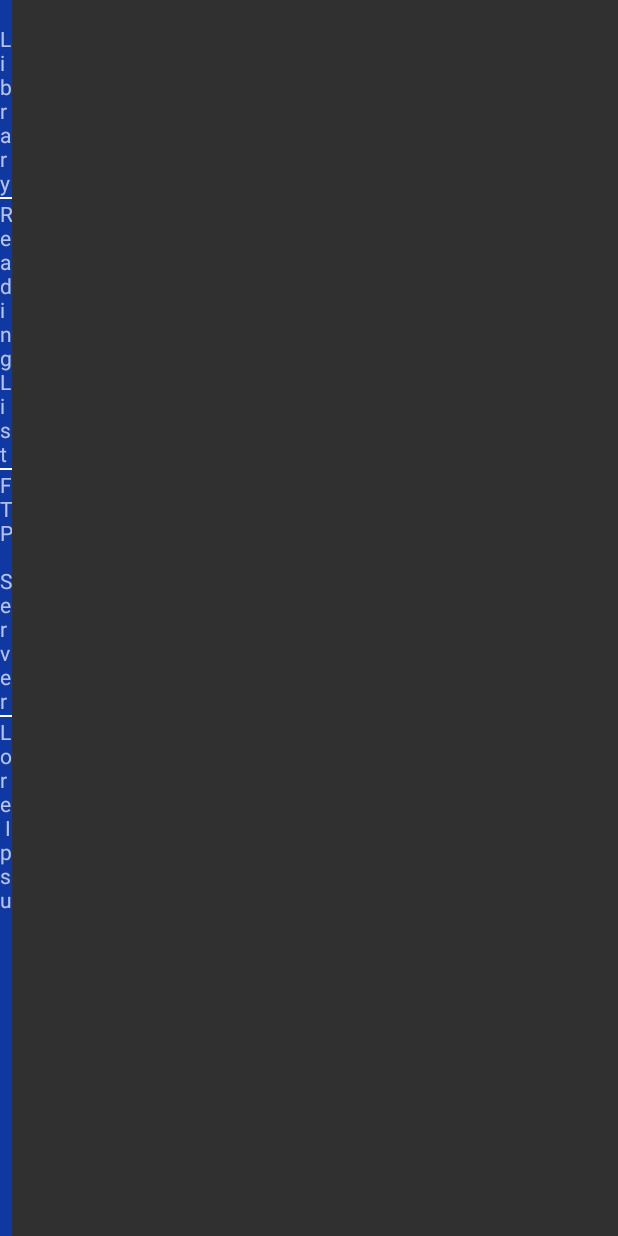
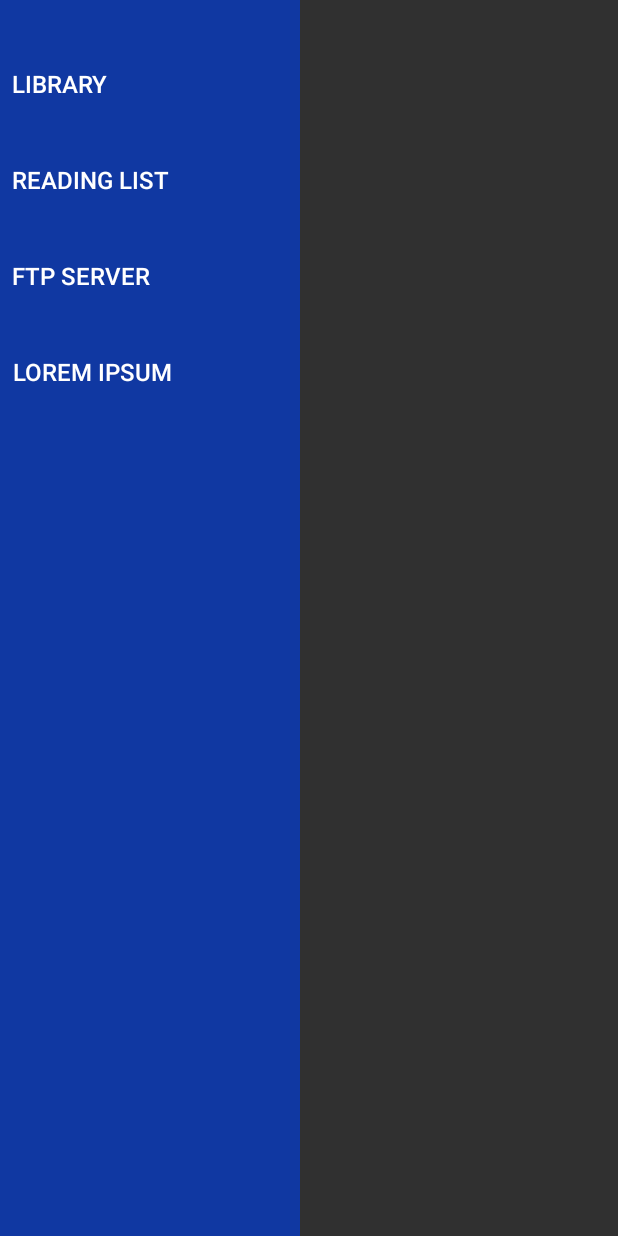
Before and after one commit to elblasco/LPSMT, an Android app: the layout hamburger_menu.xml on its own in the app's theme, with its tools: preview values and no code run, on a phone screen of 412 x 824 dp. Run offline under Robolectric (Android 15) with nearby library versions, the phone set to English and light mode, and no system bars.

Commit message:
Implemented hamburger_menu.xml

```diff
--- a/implementation/mangaCheck/app/src/main/res/layout/hamburger_menu.xml
+++ b/implementation/mangaCheck/app/src/main/res/layout/hamburger_menu.xml
@@ -1,46 +1,48 @@
 <?xml version="1.0" encoding="utf-8"?>
 <LinearLayout xmlns:android="http://schemas.android.com/apk/res/android"
-    android:orientation="vertical"
-    android:layout_width="@dimen/hamburger_width"
+    android:layout_width="@dimen/U_25"
     android:layout_height="match_parent"
-    android:background="?colorPrimary">
+    android:background="?colorPrimary"
+    android:orientation="vertical">
 
-
-    <TextView
+    <Button
         android:layout_width="wrap_content"
         android:layout_height="wrap_content"
+        android:layout_marginHorizontal="@dimen/U_1"
+        android:layout_marginTop="@dimen/U_4"
+        android:layout_marginBottom="@dimen/U_1"
         android:text="@string/library_title"
-        android:layout_marginTop="16dp"/>
-    <View
-        android:layout_width="match_parent"
-        android:layout_height="1dp"
-        android:background="@drawable/horizontal_straight_line"
-        android:backgroundTint="?colorOnPrimary"/>
+        android:textAlignment="viewStart"
+        android:textColor="?colorOnPrimary"
+        android:background="#0FFF"
+        android:textSize="@dimen/U_2" />
 
-    <TextView
+    <Button
         android:layout_width="wrap_content"
         android:layout_height="wrap_content"
-        android:text="@string/reading_list_title" />
-    <View
-        android:layout_width="match_parent"
-        android:layout_height="1dp"
-        android:background="@drawable/horizontal_straight_line"
-        android:backgroundTint="?colorOnPrimary"/>
+        android:layout_margin="@dimen/U_1"
+        android:text="@string/reading_list_title"
+        android:textColor="?colorOnPrimary"
+        android:background="#0FFF"
+        android:textSize="@dimen/U_2" />
 
-    <TextView
+    <Button
         android:layout_width="wrap_content"
         android:layout_height="wrap_content"
-        android:text="@string/ftp_server_title" />
-    <View
-        android:layout_width="match_parent"
-        android:layout_height="1dp"
-        android:background="@drawable/horizontal_straight_line"
-        android:backgroundTint="?colorOnPrimary"/>
+        android:layout_margin="@dimen/U_1"
+        android:text="@string/ftp_server_title"
+        android:background="#0FFF"
+        android:textColor="?colorOnPrimary"
+        android:textSize="@dimen/U_2" />
 
-    <TextView
+    <Button
         android:layout_width="wrap_content"
         android:layout_height="wrap_content"
-        android:text="@string/missing" />
+        android:layout_margin="@dimen/U_1"
+        android:text="@string/missing"
+        android:background="#0FFF"
+        android:textColor="?colorOnPrimary"
+        android:textSize="@dimen/U_2" />
 
 
 </LinearLayout>
```
